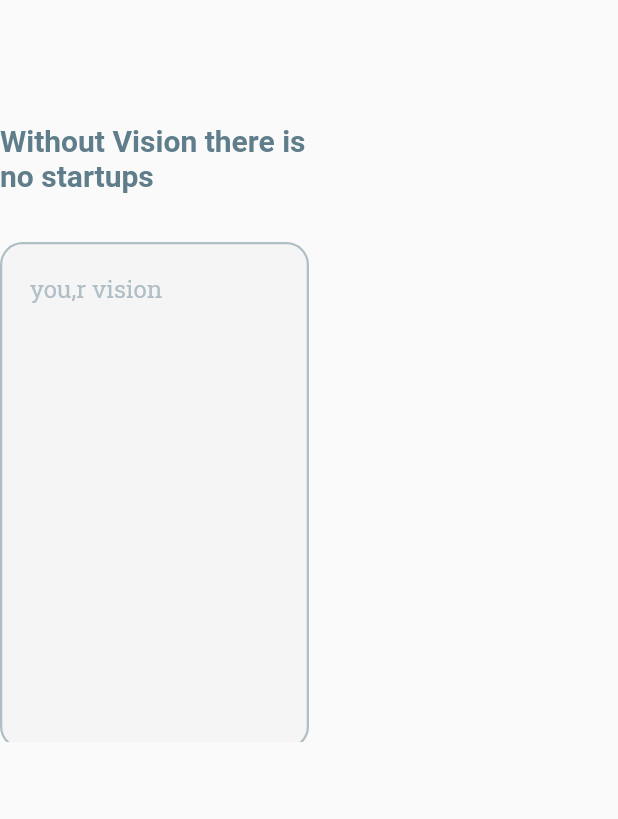
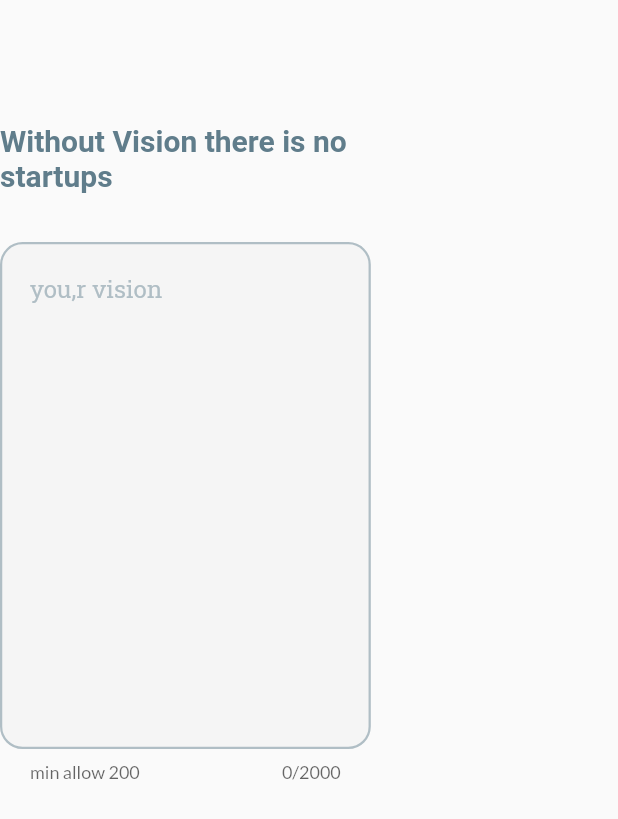
Before and after one commit to Vishal-shakaya/BeStartup, a Flutter app: the VisionBody widget shown alone on an empty page, opened directly, on a phone screen of 412 x 824 dp. Shown: the top 819 px of the screen. Run offline on Flutter 3.47's test engine with Material 2 defaults, Android fonts, the phone set to English and light mode, and no system bars; drawn by our look-alikes of auto_size_text; our stand-ins replace cloud_firestore, cool_alert, file_picker, firebase_auth, firebase_core, firebase_storage and 8 more; missing offline and left inert: container_tab_indicator, crop_your_image, dart:js, gradient_ui_widgets, sign_button; accounts and stored records are empty.

Commit message:
add responsive view in vision view

```diff
--- a/lib/Components/Slides/BusinessVision/VisionBody.dart
+++ b/lib/Components/Slides/BusinessVision/VisionBody.dart
@@ -26,8 +26,12 @@ class _VisionBodyState extends State<VisionBody> {
 
   int vision_cur_len = 1;
   int? vision_max_len = 20;
-  bool vision_is_focus =true;
+  bool vision_is_focus = true;
 
+  double vision_cont_width = 0.50;
+  double vision_cont_height = 0.90;
+  double vision_subheading_text = 20;
+  int maxlines = 15;
 
   SubmitVision(context) {
     // IF VISION NOT DEFINAE THEN :
@@ -44,50 +48,91 @@ class _VisionBodyState extends State<VisionBody> {
         ));
   }
 
-   ResetVisionForm() {
+  ResetVisionForm() {}
+
+  @override
+  Widget build(BuildContext context) {
+
+    if (context.width > 1200) {
+       maxlines = 15;
+       vision_subheading_text = 20;
+       vision_cont_width = 0.50;
+       vision_cont_height = 0.90;
+    }
+
+    // PC:
+    if (context.width < 1200) {
+       maxlines = 15;
+       vision_subheading_text = 20;
+       vision_cont_width = 0.70;
+       vision_cont_height = 0.90;
+    }
+
+    if (context.width < 1000) {
+       maxlines = 15;
+       vision_cont_width = 0.70;
+       vision_cont_height = 0.90;
 
     }
 
-  @override
-  Widget build(BuildContext context) {
+    // TABLET :
+    if (context.width < 800) {
+       maxlines = 15;
+       vision_cont_width = 0.80;
+       vision_cont_height = 0.90;
+    }
+    // SMALL TABLET:
+    if (context.width < 640) {
+       maxlines = 11;
+       vision_cont_width = 0.80;
+       vision_cont_height = 0.90;
+
+    }
+
+    // PHONE:
+    if (context.width < 480) {
+       maxlines = 15;
+       vision_cont_width = 0.60;
+       vision_cont_height = 0.90;
+
+    }
+
     return Container(
-      width:context.width* 0.50 ,
-      height:context.height * 0.60,
+      width: context.width * vision_cont_width,
+      height: context.height * vision_cont_height,
       child: SingleChildScrollView(
         child: Column(
           children: [
             // SUB HEADING :
             Container(
-              margin: EdgeInsets.only(top:context.height*0.1),
+              margin: EdgeInsets.only(top: context.height * 0.1),
               child: AutoSizeText.rich(
                   TextSpan(
-                  style:context.textTheme.headline2,
+                    style: context.textTheme.headline2,
                     children: [
                   TextSpan(
-                      text:vision_subHeading_text,
-                      style:TextStyle(
-                        color:light_color_type3
-                      )
-                    )
-                  ]
-                )),
+                    text: vision_subHeading_text,
+                    style: TextStyle(
+                      color: light_color_type3,
+                      fontSize: vision_subheading_text ))
+              ])),
             ),
 
             Container(
-              margin: EdgeInsets.only(top:context.height *0.04),
-              height: 15 * 24.0,
+              margin: EdgeInsets.only(top: context.height * 0.04),
+              height: maxlines * 24.0,
               child: TextField(
                 style: GoogleFonts.robotoSlab(
-                fontSize:16,
+                  fontSize: 16,
                 ),
                 maxLength: 2000,
                 scrollPadding: EdgeInsets.all(10),
-              maxLines: 15,
+                maxLines: maxlines,
                 decoration: InputDecoration(
                     helperText: 'min allow 200 ',
                     hintText: "you,r vision",
                     hintStyle: TextStyle(
-                          color:Colors.blueGrey.shade200,
+                      color: Colors.blueGrey.shade200,
                     ),
                     fillColor: Colors.grey[100],
                     filled: true,
@@ -96,12 +141,9 @@ class _VisionBodyState extends State<VisionBody> {
                         borderRadius: BorderRadius.circular(15),
                         borderSide: BorderSide(
                             width: 1.5, color: Colors.blueGrey.shade200)),
-
                     focusedBorder: OutlineInputBorder(
                         borderRadius: BorderRadius.circular(15),
-                    borderSide:
-                        BorderSide(width: 2, color: primary_light)),
-
+                        borderSide: BorderSide(width: 2, color: primary_light)),
                     border: OutlineInputBorder(
                         borderRadius: BorderRadius.circular(15))),
               ),
```
Lines whose indentation alone changed are shown as unchanged.
